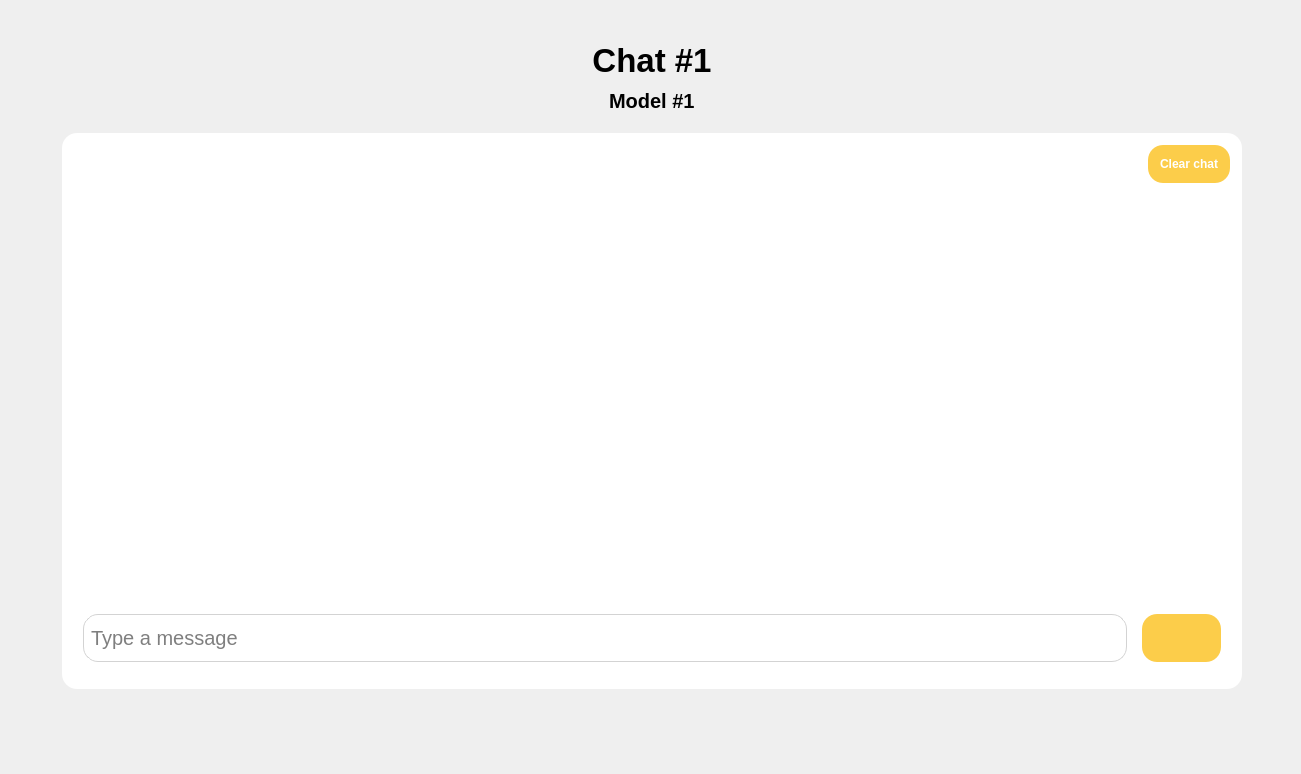
This is mainwindow.ui in HSE-DSBA-233/this-is-fine-client as Qt 5 draws it before an edit. The edited form follows.
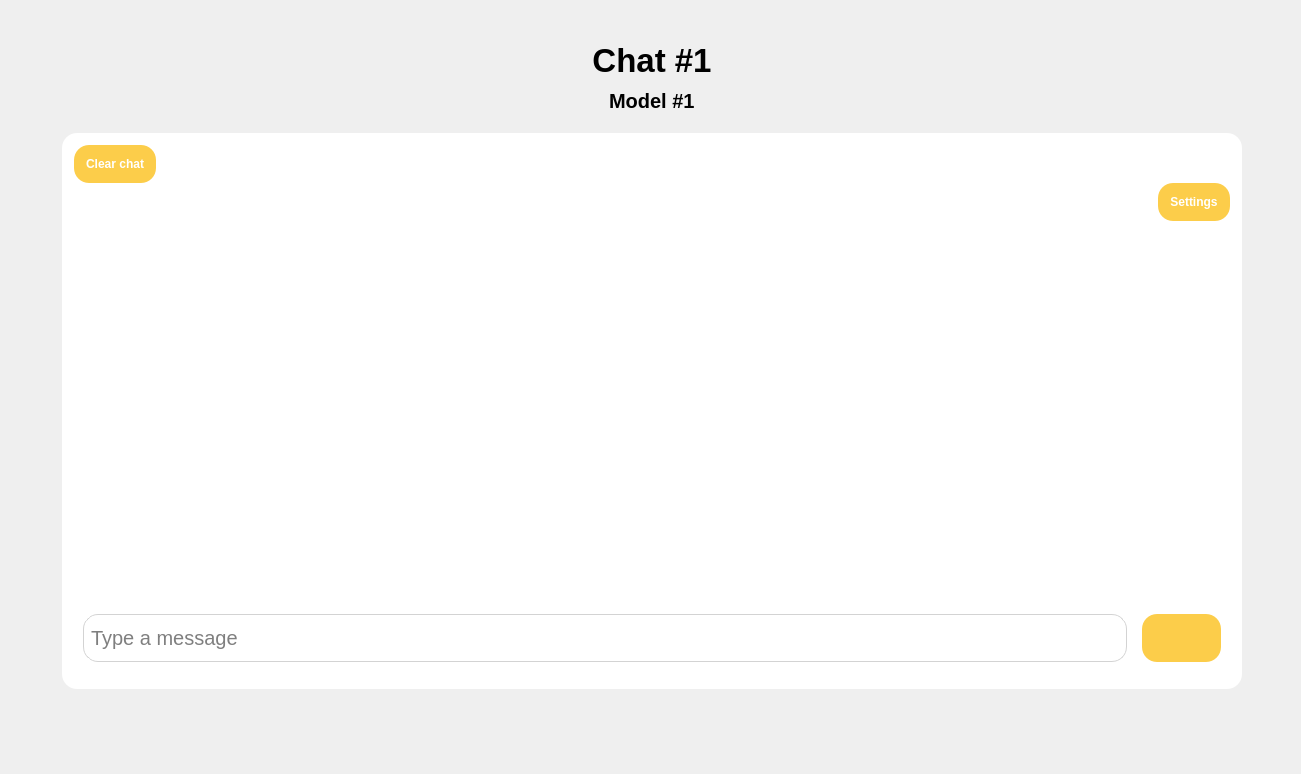
This is the edited form. The open tabs and pages were chosen to show the change. Icons and pictures are not drawn.

```diff
--- a/mainwindow.ui
+++ b/mainwindow.ui
@@ -418,7 +418,7 @@
           <property name="styleSheet">
            <string notr="true">background-color: white; border-radius: 15px; padding: 15px;</string>
           </property>
-          <layout class="QVBoxLayout" name="verticalLayout_10" stretch="0,0,0">
+          <layout class="QVBoxLayout" name="verticalLayout_10" stretch="0,0,0,0">
            <property name="spacing">
             <number>0</number>
            </property>
@@ -437,7 +437,7 @@
            <property name="bottomMargin">
             <number>12</number>
            </property>
-           <item alignment="Qt::AlignRight">
+           <item alignment="Qt::AlignLeft">
             <widget class="QPushButton" name="clearChatButton">
              <property name="styleSheet">
               <string notr="true">background-color: #FCCD4A; color: white; padding: 12px 12px; border-radius: 15px; font-weight: 700;</string>
@@ -447,6 +447,16 @@
              </property>
             </widget>
            </item>
+           <item alignment="Qt::AlignRight">
+            <widget class="QPushButton" name="settingsChatButton">
+             <property name="styleSheet">
+              <string notr="true">background-color: #FCCD4A; color: white; padding: 12px 12px; border-radius: 15px; font-weight: 700;</string>
+             </property>
+             <property name="text">
+              <string>Settings</string>
+             </property>
+            </widget>
+           </item>
            <item>
             <widget class="QTextEdit" name="chatWindowWidget">
              <property name="font">
```
Left out of the diff: 4 changed lines with no effect on the pictures.
